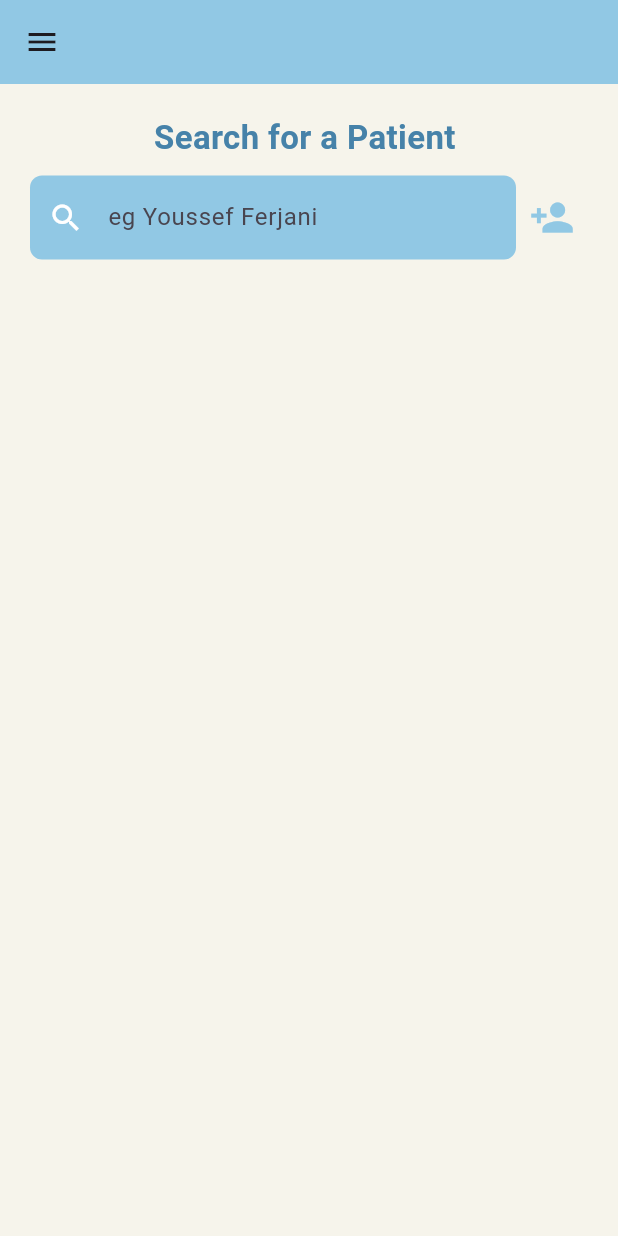
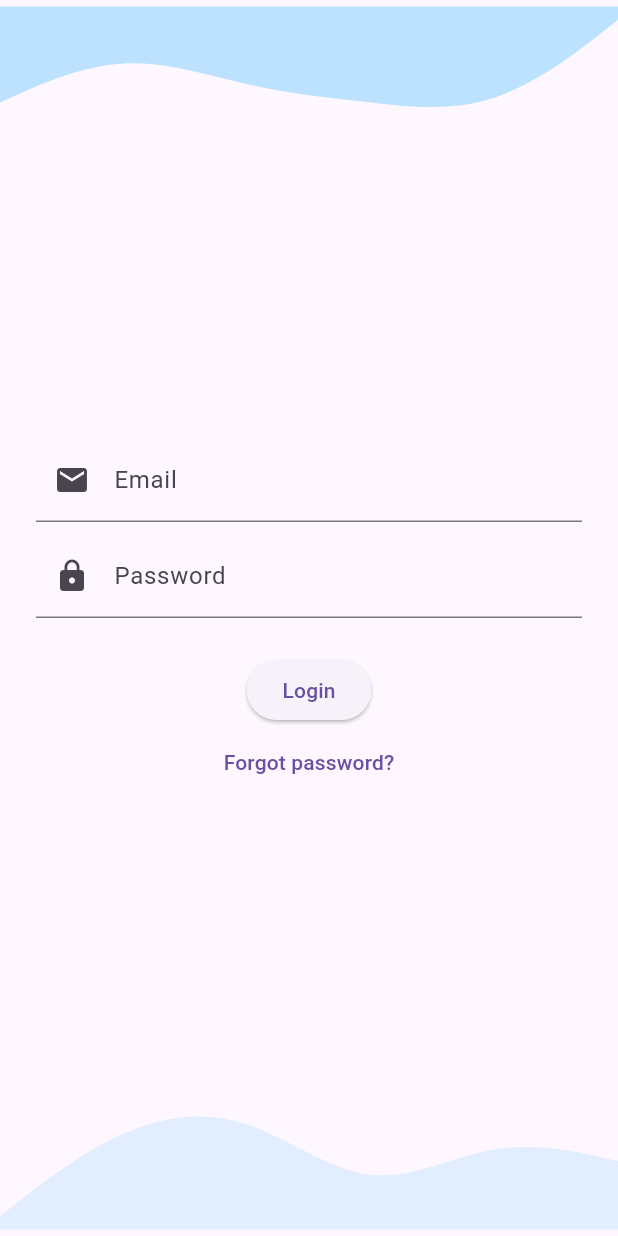
Before and after one commit to ferjani69/finale, a Flutter app: the screen it shows after launch, on a phone screen of 412 x 824 dp. Run offline on Flutter 3.47's test engine with Material 3 defaults, Android fonts, the phone set to English and light mode, and no system bars; our stand-ins replace cloud_firestore, firebase_auth, firebase_core, flutter_secure_storage, flutter_svg, flutter_svg_provider and 4 more; missing offline and left inert: dart:html, google_mlkit_text_recognition; accounts and stored records are empty.

Commit message:
login done + jwt

```diff
--- a/lib/Edittreatement.dart
+++ b/lib/Edittreatement.dart
@@ -10,8 +10,8 @@ import 'package:search/Patients%20class/patient.dart';
 
 
 class edittreatment extends StatefulWidget {
-  final treatement treatement1;
-  final Function(treatement) onUpdate;
+  final Treatement treatement1;
+  final Function(Treatement) onUpdate;
   final Patient patient;
   const edittreatment({super.key, required this.treatement1, required this.onUpdate,required this.patient});
 
--- a/lib/Login.dart
+++ b/lib/Login.dart
@@ -0,0 +1,157 @@
+import 'dart:ui';
+import 'package:search/main.dart';
+import 'package:flutter/cupertino.dart';
+import 'package:flutter/material.dart';
+import 'package:flutter_svg/svg.dart';
+import 'package:firebase_auth/firebase_auth.dart';
+import 'package:flutter_secure_storage/flutter_secure_storage.dart';
+
+
+
+class LoginPage extends StatefulWidget {
+  @override
+  _LoginPageState createState() => _LoginPageState();
+}
+
+class _LoginPageState extends State<LoginPage> {
+  final _formKey = GlobalKey<FormState>();
+  final TextEditingController emailController = TextEditingController();
+  final TextEditingController passwordController = TextEditingController();
+  final storage = FlutterSecureStorage();
+  bool _isLoading=false;
+  Future<void> login() async {
+    if (_formKey.currentState!.validate()) { // Only proceed if the form is valid
+      String email = emailController.text.trim();
+      String password = passwordController.text.trim();
+      setState(() => _isLoading=true
+
+      );
+      try {
+        setState(() =>_isLoading=false
+
+        );
+        UserCredential userCredential = await FirebaseAuth.instance.signInWithEmailAndPassword(
+          email: email,
+          password: password,
+        );
+        String? token = await userCredential.user?.getIdToken();
+        if (token != null) {
+          await storage.write(key: 'firebase_token', value: token);
+        }
+        ScaffoldMessenger.of(context).showSnackBar(SnackBar(content: Text('Login successful')));
+        Navigator.pushReplacement(
+            context,
+            MaterialPageRoute(builder: (context) => SearchPage(patientadd: null)),)    ;  }
+      catch (e) {
+        setState(() =>_isLoading=false
+
+        );
+        String errorMessage = 'Login failed';
+        if (e is FirebaseAuthException) {
+          switch (e.code) {
+            case 'user-not-found':
+              errorMessage = 'No user found for that email.';
+              break;
+            case 'wrong-password':
+              errorMessage = 'Wrong password provided for that user.';
+              break;
+            case 'network-request-failed':
+              errorMessage = 'Check your internet connection and try again.';
+              break;
+          // Add more cases as necessary
+          }
+        }
+        ScaffoldMessenger.of(context).showSnackBar(SnackBar(content: Text(errorMessage)));
+      }
+    }
+  }
+
+  String? _validateEmail(String? value) {
+    if (value!.isEmpty) return 'Email cannot be empty';
+    String p = r"^[a-zA-Z0-9+_.-]+@[a-zA-Z0-9.-]+$";
+    RegExp regExp = RegExp(p);
+    if (!regExp.hasMatch(value)) return 'Please enter a valid email';
+    return null; // return null if the entered email is valid
+  }
+
+
+  String? _validatePassword(String? value) {
+    if (value!.isEmpty) return 'Password cannot be empty';
+    if (value.length < 6) return 'Password must be at least 6 characters';
+    return null; // return null if the entered password is valid
+  }
+
+  @override
+  Widget build(BuildContext context) {
+    return Scaffold(
+      body: Stack(
+      children: [
+      Positioned(
+      top: 0,
+        left: 0,
+        right: 0,
+        child: Opacity(
+          opacity: 0.7,
+          child: SvgPicture.asset(
+            "assets/wavestop.svg",
+            width: 250,
+            height: 100,
+          ),
+        ),
+      ),
+      Positioned(
+        bottom: 0,
+        left: 0,
+        right: 0,
+        child: Opacity(
+          opacity: 0.3,
+          child: SvgPicture.asset(
+            "assets/waves.svg",
+            width: 250,
+            height: 100,
+          ),
+        ),
+      ),Form(
+          key: _formKey,
+          child: Padding(
+            padding: const EdgeInsets.symmetric(horizontal: 24.0),
+            child: Column(
+              mainAxisAlignment: MainAxisAlignment.center,
+              children: <Widget>[
+                TextFormField(
+                  controller: emailController,
+                  decoration: InputDecoration(
+                    labelText: 'Email',
+                    prefixIcon: Icon(Icons.email),
+                  ),
+                  validator: _validateEmail,
+                  keyboardType: TextInputType.emailAddress,
+                ),
+                SizedBox(height: 8.0),
+                TextFormField(
+                  controller: passwordController,
+                  decoration: InputDecoration(
+                    labelText: 'Password',
+                    prefixIcon: Icon(Icons.lock),
+                  ),
+                  validator: _validatePassword,
+                  obscureText: true,
+                ),
+                SizedBox(height: 24.0),
+                ElevatedButton(
+                  onPressed:_isLoading ?null : login,
+                  child: _isLoading ? CircularProgressIndicator(color: Colors.white) : Text('Login'),                ),
+                TextButton(
+                  onPressed: () {
+                    // Implement forgot password logic
+                  },
+                  child: Text('Forgot password?'),
+                ),
+              ],
+            ),
+          ),
+        ),
+      ]),
+    );
+  }
+}
--- a/lib/Patients class/ptientsList.dart
+++ b/lib/Patients class/ptientsList.dart
@@ -4,10 +4,6 @@ import "package:search/Patients%20class/patient.dart";
 
 
 final List<Patient> patient_list = [
-  Patient("fdfdfdfdfdf","Youssef adem", "Ferjani", 97290806,null,null,null,null),
-  Patient("fdfdfdggfdf","Mazen ", "Sahloul", 55475865,null,null,null,null),
-  Patient("fdgfgfdfdfdfddf","ahmed", "dabebi", 22154578,null,null,null,null),
-  Patient("fdfdfdffdfddf","asma ", "bouraoui", 44785859,null,null,null,null),
-  Patient( "fdfdfffdfdf","salim", "ouertaani", 97552806,null,null,null,null),
+
 ];
 List<Patient> display_list = List.from(patient_list);
--- a/lib/main.dart
+++ b/lib/main.dart
@@ -1,77 +1,79 @@
-import 'package:flutter/cupertino.dart';
 import 'package:flutter/material.dart';
-import 'package:flutter/widgets.dart';
 import 'package:search/AddPatientPage.dart';
 import 'package:search/Widgets/Drawerwidget.dart';
 import 'package:search/Patients%20class/patient.dart';
 import 'package:search/edit_patient_page.dart';
-import 'Patients class/ptientsList.dart';
 import 'package:search/ViewPatientPage.dart';
 // Import the AppDrawer widget
 import 'package:cloud_firestore/cloud_firestore.dart';
 import 'package:firebase_core/firebase_core.dart' ;
-import 'package:get/get.dart';
+import 'package:search/Login.dart';
 void main() async{
   WidgetsFlutterBinding.ensureInitialized();
   await Firebase.initializeApp();
   FirebaseFirestore.instance.settings = const Settings(persistenceEnabled: true);
 
-  runApp(const MyApp());
+  runApp( const MyApp());
 }
 
 class MyApp extends StatelessWidget {
-  const MyApp({super.key});
+   const MyApp({super.key});
 
   @override
 
   Widget build(BuildContext context) {
-    return const MaterialApp(
-      home: SearchPage(patientadd: null,),
-    );
+    return  MaterialApp(
+      home: LoginPage(),    );
   }
 }
 
 
 class SearchPage extends StatefulWidget {
-  const SearchPage({Key? key, required this.patientadd}) : super(key: key);
+  const SearchPage({super.key, required this.patientadd});
 
   final dynamic patientadd;
 
   @override
   State<SearchPage> createState() => _SearchPageState();
 }
+List<Patient> allPatients = [];
 
 class _SearchPageState extends State<SearchPage> {
   List<Patient> display_list = [];  // This holds the list of patients displayed in the UI
 
+  @override
   void initState() {
-    super.initState();
+
     fetchPatients();  // Fetch data when the widget initializes
   }
 
   void fetchPatients() async {
     FirebaseFirestore.instance.collection("Patients").get().then((querySnapshot) {
-      List<Patient> tempList = [];  // Temporary list to hold fetched data
+      List<Patient> tempList = [];
       for (var doc in querySnapshot.docs) {
-        Map<String, dynamic> data = doc.data() as Map<String, dynamic>;
-        Patient patient = Patient.fromFirestore(data, doc.id);  // Assuming a correct fromFirestore method exists
+        Map<String, dynamic> data = doc.data();
+        Patient patient = Patient.fromFirestore(data, doc.id);
         tempList.add(patient);
       }
       setState(() {
-        display_list = tempList;  // Update the state with the new list
+        allPatients = tempList; // Store all patients
+        display_list = List.from(allPatients); // Set display_list to all patients initially
       });
     }).catchError((error) {
-      print("Error fetching patients from Firestore: $error");
     });
   }
+
   void updatelist(String value) {
     setState(() {
-      display_list = patient_list.where((element) =>
-      element.pname.toString().toLowerCase().contains(value.toLowerCase()) ||
-          element.telnum.toString().toLowerCase().contains(value.toLowerCase())
-      ).toList();
+      display_list = allPatients.where((element) {
+        final pname = element.pname?.toLowerCase() ?? '';
+        final telnum = element.telnum?.toString().toLowerCase() ?? '';
+
+        return pname.contains(value.toLowerCase()) || telnum.contains(value.toLowerCase());
+      }).toList();
     });
   }
+
 
   void editPatientDetails(Patient patient) {
     Navigator.push(
@@ -125,15 +127,16 @@ class _SearchPageState extends State<SearchPage> {
               children: [
                 Expanded(
                   child: TextField(
+
                     onChanged: (value) => updatelist(value),
                     decoration: InputDecoration(
                       filled: true,
                       fillColor: const Color(0xff91C8E4),
+                      hintText:  "eg Youssef Ferjani",
                       border: OutlineInputBorder(
                         borderRadius: BorderRadius.circular(8.0),
                         borderSide: BorderSide.none,
                       ),
-                      hintText: "eg Youssef Ferjani",
                       prefixIcon: const Icon(Icons.search),
                       prefixIconColor: Colors.white,
                     ),
@@ -149,7 +152,6 @@ class _SearchPageState extends State<SearchPage> {
                             setState(() {
                               display_list.add(newPatient);
                             });
-                            print('Patient added: $newPatient');
                           },
                         ),
                       ),
@@ -247,16 +249,14 @@ class _SearchPageState extends State<SearchPage> {
                                                         .doc(patient.id)
                                                         .delete()
                                                         .then((_) {
-                                                      print("Patient successfully deleted from Firestore!");
                                                     })
                                                         .catchError((error) {
-                                                      print("Error removing document: $error");
                                                       // Optionally, re-add the patient to the local list if the deletion failed
                                                       setState(() {
                                                         display_list.insert(index, patient);
                                                       });
                                                       ScaffoldMessenger.of(context).showSnackBar(
-                                                          SnackBar(content: Text('Failed to delete patient from cloud.'))
+                                                          const SnackBar(content: Text('Failed to delete patient from cloud.'))
                                                       );
                                                     });
                                                   }
--- a/lib/treatement_chart.dart
+++ b/lib/treatement_chart.dart
@@ -17,7 +17,7 @@ import 'package:get/get.dart';
 String dent='';
 
 class TreatmentChart extends StatefulWidget {
-  final Function(treatement) addtreat; // Define the callback function
+  final Function(Treatement) addtreat; // Define the callback function
   final Patient patient;
   const TreatmentChart({super.key, required this.addtreat, required this.patient});
 
@@ -57,7 +57,7 @@ class _TreatmentChartState extends State<TreatmentChart> {
       String recu = recuController.text;
       String treatDate = dateController.text;
 
-      treatement newTreat = treatement(
+      Treatement newTreat = Treatement(
           null, // Firestore will generate the ID
           DateTime.parse(treatDate),
           dent,
```
Also changed, not shown: lib/AddPatientPage.dart (+14 -7 lines), lib/treatement.dart (+4 -4 lines), lib/treatement_records_page.dart (+6 -6 lines), lib/treatmentlist.dart (+12 -12 lines), pubspec.yaml (+6 -2 lines), assets/waves.svg (added), assets/wavestop.svg (added), pubspec.lock, 6 other files.
